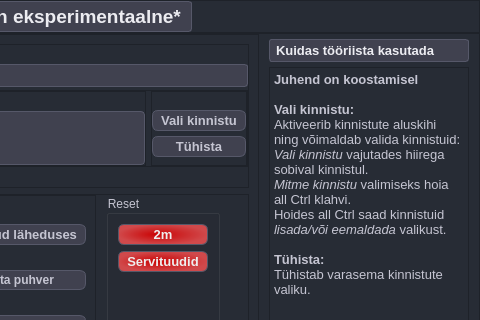
Qt form mailabl-qgis/Functions/Easements/widgets/Servituut.ui (TuloliKalver/mailabl-qgis) before a commit; both pictures show x 420 to 900 and y 0 to 320 of the 900 by 750 pixel window.
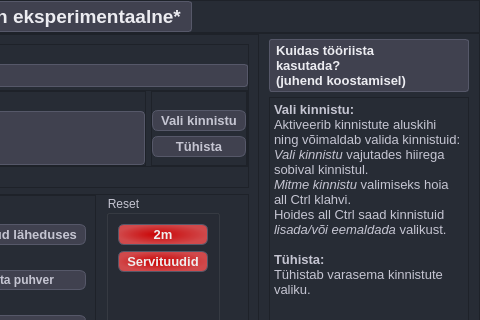
The same form after that commit. Icons and pictures are not drawn.

Commit message: Servituudi pealkirja muudatus

What changed in the file:
```diff
--- a/mailabl-qgis/Functions/Easements/widgets/Servituut.ui
+++ b/mailabl-qgis/Functions/Easements/widgets/Servituut.ui
@@ -1172,7 +1172,12 @@
             </font>
            </property>
            <property name="text">
-            <string>Kuidas tööriista kasutada</string>
+            <string>Kuidas tööriista
+kasutada?
+(juhend koostamisel)</string>
+           </property>
+           <property name="textFormat">
+            <enum>Qt::AutoText</enum>
            </property>
           </widget>
          </item>
@@ -1188,8 +1193,6 @@
 &lt;html&gt;&lt;head&gt;&lt;meta name=&quot;qrichtext&quot; content=&quot;1&quot; /&gt;&lt;style type=&quot;text/css&quot;&gt;
 p, li { white-space: pre-wrap; }
 &lt;/style&gt;&lt;/head&gt;&lt;body style=&quot; font-family:'MS Shell Dlg 2'; font-size:10pt; font-weight:400; font-style:normal;&quot;&gt;
-&lt;p style=&quot; margin-top:0px; margin-bottom:0px; margin-left:0px; margin-right:0px; -qt-block-indent:0; text-indent:0px;&quot;&gt;&lt;span style=&quot; font-weight:600;&quot;&gt;Juhend on koostamisel&lt;/span&gt;&lt;/p&gt;
-&lt;p style=&quot;-qt-paragraph-type:empty; margin-top:0px; margin-bottom:0px; margin-left:0px; margin-right:0px; -qt-block-indent:0; text-indent:0px; font-weight:600;&quot;&gt;&lt;br /&gt;&lt;/p&gt;
 &lt;p style=&quot; margin-top:0px; margin-bottom:0px; margin-left:0px; margin-right:0px; -qt-block-indent:0; text-indent:0px;&quot;&gt;&lt;span style=&quot; font-weight:600;&quot;&gt;Vali kinnistu:&lt;/span&gt;&lt;/p&gt;
 &lt;p style=&quot; margin-top:0px; margin-bottom:0px; margin-left:0px; margin-right:0px; -qt-block-indent:0; text-indent:0px;&quot;&gt;Aktiveerib kinnistute aluskihi ning võimaldab valida kinnistuid:&lt;/p&gt;
 &lt;p style=&quot; margin-top:0px; margin-bottom:0px; margin-left:0px; margin-right:0px; -qt-block-indent:0; text-indent:0px;&quot;&gt;&lt;span style=&quot; font-style:italic;&quot;&gt;Vali kinnistu&lt;/span&gt; vajutades hiirega sobival kinnistul. &lt;/p&gt;
```
The commit also changes 1 other file.
